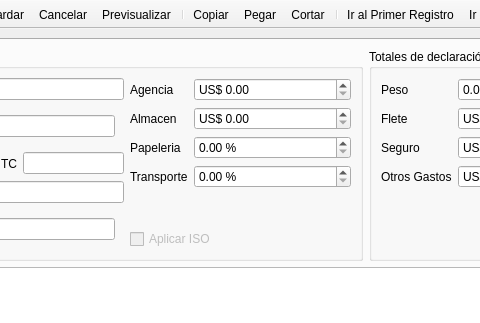
Before: the Qt Designer form src/ui/liquidacion.ui in armonge/EsquipulasPy, drawn with Qt 5; both pictures show x 232 to 712 and y 0 to 323 of the 879 by 622 pixel window.
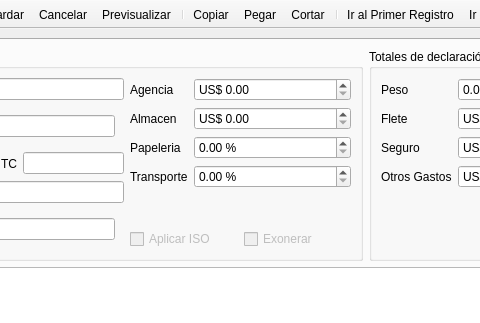
After: the same form once the commit is applied. The open tabs and pages were chosen to show the change. Icons and pictures are not drawn. Custom widgets are drawn as their Qt base class.

```diff
--- a/src/ui/liquidacion.ui
+++ b/src/ui/liquidacion.ui
@@ -263,8 +263,8 @@
               </layout>
              </item>
              <item>
-              <layout class="QVBoxLayout" name="verticalLayout_4">
-               <item>
+              <layout class="QGridLayout" name="gridLayout_2">
+               <item row="0" column="0" colspan="2">
                 <layout class="QFormLayout" name="formLayout_2">
                  <property name="fieldGrowthPolicy">
                   <enum>QFormLayout::ExpandingFieldsGrow</enum>
@@ -363,7 +363,7 @@
                  </item>
                 </layout>
                </item>
-               <item>
+               <item row="1" column="0">
                 <widget class="QCheckBox" name="ckISO">
                  <property name="enabled">
                   <bool>false</bool>
@@ -373,6 +373,16 @@
                  </property>
                 </widget>
                </item>
+               <item row="1" column="1">
+                <widget class="QCheckBox" name="ckTaxes">
+                 <property name="enabled">
+                  <bool>false</bool>
+                 </property>
+                 <property name="text">
+                  <string>Exonerar</string>
+                 </property>
+                </widget>
+               </item>
               </layout>
              </item>
             </layout>
```
